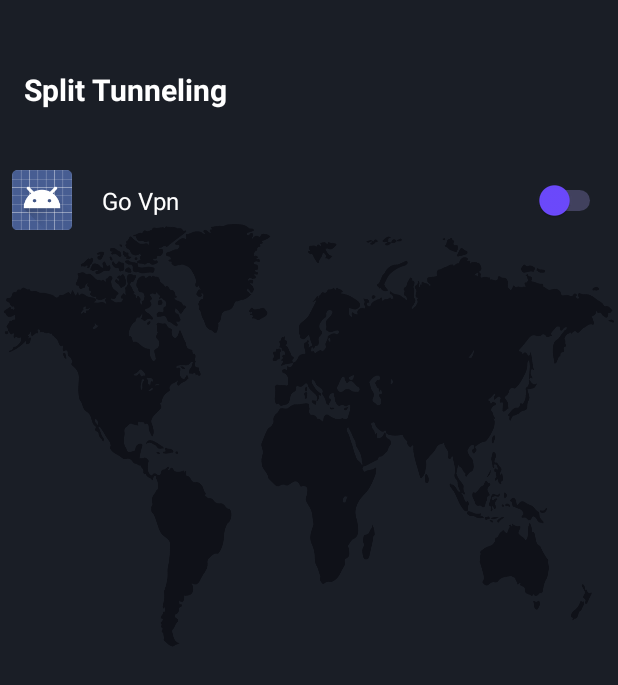
After one commit to CodeCraftersgcuf/GoVPN, an Android app: the SplitTunnelingActivity screen opened directly, with no data from a screen before it, on a phone screen of 412 x 824 dp. The commit adds this screen. Shown: the top 685 px of the screen. Run offline under Robolectric (Android 15) with nearby library versions, the phone set to English and light mode, and no system bars; our stand-ins replace CircleImageView; libraries missing offline, so code that uses them is left out: de.blinkt.openvpn.

Commit message:
Added the Split Tunneling Screen.

```diff
--- a/app/src/main/AndroidManifest.xml
+++ b/app/src/main/AndroidManifest.xml
@@ -4,14 +4,14 @@
 
     <uses-permission android:name="android.permission.ACCESS_FINE_LOCATION" />
     <uses-permission android:name="android.permission.ACCESS_COARSE_LOCATION" />
-    <uses-permission android:name="android.permission.INTERNET"/>
-    <uses-permission android:name="android.permission.ACCESS_NETWORK_STATE"/>
-    <uses-permission android:name="android.permission.BIND_VPN_SERVICE"
+    <uses-permission android:name="android.permission.INTERNET" />
+    <uses-permission android:name="android.permission.ACCESS_NETWORK_STATE" />
+    <uses-permission
+        android:name="android.permission.BIND_VPN_SERVICE"
         tools:ignore="ProtectedPermissions" />
-    <uses-permission android:name="android.permission.FOREGROUND_SERVICE"/>
+    <uses-permission android:name="android.permission.FOREGROUND_SERVICE" />
     <uses-permission android:name="android.permission.WRITE_EXTERNAL_STORAGE" />
     <uses-permission android:name="android.permission.READ_EXTERNAL_STORAGE" />
-
     <uses-permission android:name="android.permission.READ_MEDIA_IMAGES" />
     <uses-permission android:name="android.permission.READ_MEDIA_VIDEO" />
     <uses-permission android:name="android.permission.READ_MEDIA_AUDIO" />
@@ -26,22 +26,22 @@
         android:supportsRtl="true"
         android:theme="@style/Theme.PrivateVpn"
         tools:targetApi="31">
+        <activity
+            android:name=".SplitTunnelingActivity"
+            android:exported="false" />
         <!-- Google Maps API key -->
         <meta-data
             android:name="com.google.android.geo.API_KEY"
-            android:value="AIzaSyA52Bt_VkZ83JfA_lrrxZNDOTFBV2Go5IE"
-            />
+            android:value="AIzaSyA52Bt_VkZ83JfA_lrrxZNDOTFBV2Go5IE" />
         <meta-data
             android:name="com.google.android.gms.ads.APPLICATION_ID"
-            android:value="ca-app-pub-1156738411664537~2249963319"/>
-
-        <!-- Explicit declaration of the VPN service used by OpenVPN -->
-        <service android:name="de.blinkt.openvpn.core.OpenVPNService"
+            android:value="ca-app-pub-1156738411664537~2249963319" /> <!-- Explicit declaration of the VPN service used by OpenVPN -->
+        <service
+            android:name="de.blinkt.openvpn.core.OpenVPNService"
             android:exported="true"
             android:permission="android.permission.BIND_VPN_SERVICE">
             <intent-filter>
-                <action android:name="android.net.VpnService"/>
-
+                <action android:name="android.net.VpnService" />
             </intent-filter>
         </service>
 
@@ -68,6 +68,7 @@
             android:exported="true">
             <intent-filter>
                 <action android:name="android.intent.action.MAIN" />
+
                 <category android:name="android.intent.category.LAUNCHER" />
             </intent-filter>
         </activity>
@@ -84,4 +85,5 @@
             android:name=".MainActivity"
             android:exported="true" />
     </application>
+
 </manifest>
--- a/app/src/main/java/com/example/privatevpn/ConnectActivity.kt
+++ b/app/src/main/java/com/example/privatevpn/ConnectActivity.kt
@@ -265,10 +265,12 @@
         override fun run() {
             fetchAndCheckIpAddress()
             if (!isVpnDisconnected) {
-                handler.postDelayed(this, ipCheckInterval)
+                // Adding a 2-second delay
+                handler.postDelayed(this, ipCheckInterval + 5000)  // Delay of 2 seconds added
             }
         }
     }
+
 
     private fun fetchAndCheckIpAddress() {
         val client = OkHttpClient.Builder()
--- /dev/null
+++ b/app/src/main/java/com/example/privatevpn/SplitTunnelingActivity.kt
@@ -0,0 +1,91 @@
+package com.example.privatevpn
+
+import android.content.pm.ApplicationInfo
+import android.content.pm.PackageManager
+import android.graphics.drawable.Drawable
+import android.os.Bundle
+import android.widget.ImageView
+import android.widget.Switch
+import android.widget.TextView
+import androidx.activity.enableEdgeToEdge
+import androidx.appcompat.app.AppCompatActivity
+import androidx.core.view.ViewCompat
+import androidx.core.view.WindowInsetsCompat
+import androidx.recyclerview.widget.LinearLayoutManager
+import androidx.recyclerview.widget.RecyclerView
+import android.view.LayoutInflater
+import android.view.View
+import android.view.ViewGroup
+import androidx.recyclerview.widget.RecyclerView.Adapter
+
+class SplitTunnelingActivity : AppCompatActivity() {
+
+    private lateinit var recyclerView: RecyclerView
+
+    override fun onCreate(savedInstanceState: Bundle?) {
+        super.onCreate(savedInstanceState)
+        enableEdgeToEdge()
+        setContentView(R.layout.activity_split_tunneling)
+
+        // Enable edge-to-edge display
+        ViewCompat.setOnApplyWindowInsetsListener(findViewById(R.id.recyclerView_apps)) { v, insets ->
+            val systemBars = insets.getInsets(WindowInsetsCompat.Type.systemBars())
+            v.setPadding(systemBars.left, systemBars.top, systemBars.right, systemBars.bottom)
+            insets
+        }
+
+        // Initialize RecyclerView
+        recyclerView = findViewById(R.id.recyclerView_apps)
+        recyclerView.layoutManager = LinearLayoutManager(this)
+
+        // Fetch the installed apps and bind to RecyclerView
+        val installedApps = getInstalledApps()
+        recyclerView.adapter = AppAdapter(installedApps)
+    }
+
+    // Function to get the installed apps
+    private fun getInstalledApps(): List<AppModel> {
+        val pm: PackageManager = packageManager
+        val apps = mutableListOf<AppModel>()
+
+        val installedPackages = pm.getInstalledApplications(PackageManager.GET_META_DATA)
+        for (app in installedPackages) {
+            if (pm.getLaunchIntentForPackage(app.packageName) != null) { // Only display launchable apps
+                val appName = app.loadLabel(pm).toString()
+                val appIcon = app.loadIcon(pm)
+                apps.add(AppModel(appName, appIcon))
+            }
+        }
+        return apps
+    }
+}
+
+// Model class for each app
+data class AppModel(val name: String, val icon: Drawable)
+
+// Adapter for the RecyclerView
+class AppAdapter(private val apps: List<AppModel>) : RecyclerView.Adapter<AppAdapter.AppViewHolder>() {
+
+    // ViewHolder for each app item
+    class AppViewHolder(itemView: View) : RecyclerView.ViewHolder(itemView) {
+        val appIcon: ImageView = itemView.findViewById(R.id.app_icon)
+        val appName: TextView = itemView.findViewById(R.id.app_name)
+        val appSwitch: Switch = itemView.findViewById(R.id.app_switch)
+    }
+
+    override fun onCreateViewHolder(parent: ViewGroup, viewType: Int): AppViewHolder {
+        val view = LayoutInflater.from(parent.context).inflate(R.layout.item_app, parent, false)
+        return AppViewHolder(view)
+    }
+
+    override fun onBindViewHolder(holder: AppViewHolder, position: Int) {
+        val app = apps[position]
+        holder.appIcon.setImageDrawable(app.icon)
+        holder.appName.text = app.name
+        holder.appSwitch.isChecked = false // You can manage switch states as needed
+    }
+
+    override fun getItemCount(): Int {
+        return apps.size
+    }
+}
--- a/app/src/main/java/com/example/privatevpn/sidenavigationActivity.kt
+++ b/app/src/main/java/com/example/privatevpn/sidenavigationActivity.kt
@@ -14,6 +14,7 @@
 lateinit var linearLayout2: LinearLayout
 lateinit var feedback: LinearLayout
 lateinit var buttomSheets: LinearLayout
+lateinit var split_tunneling: LinearLayout
 
 class sidenavigationActivity : AppCompatActivity() {
     override fun onCreate(savedInstanceState: Bundle?) {
@@ -27,6 +28,7 @@
         feedback = findViewById(R.id.feedbacks)
         speedtext = findViewById(R.id.speedtext)
         buttomSheets = findViewById(R.id.buttomSheets)
+        split_tunneling = findViewById(R.id.split_tunneling)
 
         // BottomSheetFragment setup
         val bottomsheetFragment = BottomsheetFragment()
@@ -61,6 +63,13 @@
             val intent = Intent(this, checkLocationActivity::class.java)
             startActivity(intent)
         }
+        split_tunneling.setOnClickListener {
+            // Create an intent to navigate to the SplitTunnelingActivity
+            val intent = Intent(this, SplitTunnelingActivity::class.java)
+            // Start the activity
+            startActivity(intent)
+        }
+
 
         // Subscription activity
         linearLayout2.setOnClickListener {
--- a/app/src/main/res/layout/activity_sidenavigation.xml
+++ b/app/src/main/res/layout/activity_sidenavigation.xml
@@ -306,6 +306,7 @@
         </LinearLayout>
 
         <LinearLayout
+            android:id="@+id/split_tunneling"
             android:layout_width="match_parent"
             android:layout_height="match_parent"
             android:layout_marginTop="10dp"
--- /dev/null
+++ b/app/src/main/res/layout/activity_split_tunneling.xml
@@ -0,0 +1,46 @@
+<androidx.constraintlayout.widget.ConstraintLayout
+    xmlns:android="http://schemas.android.com/apk/res/android"
+    xmlns:tools="http://schemas.android.com/tools"
+    xmlns:app="http://schemas.android.com/apk/res-auto"
+    android:layout_width="match_parent"
+    android:layout_height="match_parent"
+    android:background="@drawable/bg"
+    tools:context=".SplitTunnelingActivity">
+
+<LinearLayout
+android:id="@+id/tv_title"
+android:layout_width="match_parent"
+android:layout_height="wrap_content"
+android:orientation="vertical"
+android:layout_marginTop="30dp"
+app:layout_constraintTop_toTopOf="parent"
+app:layout_constraintStart_toStartOf="parent"
+app:layout_constraintEnd_toEndOf="parent">
+
+<TextView
+    android:layout_width="wrap_content"
+    android:layout_height="wrap_content"
+    android:layout_margin="16dp"
+    android:layout_marginStart="16dp"
+    android:layout_marginTop="16dp"
+    android:layout_marginBottom="8dp"
+    android:text="Split Tunneling"
+    android:textColor="@android:color/white"
+    android:textSize="20sp"
+    android:textStyle="bold" />
+</LinearLayout>
+
+<androidx.recyclerview.widget.RecyclerView
+android:id="@+id/recyclerView_apps"
+android:layout_width="0dp"
+android:layout_height="0dp"
+android:layout_marginTop="16dp"
+android:layout_marginBottom="16dp"
+android:scrollbars="vertical"
+app:layout_constraintBottom_toBottomOf="parent"
+app:layout_constraintEnd_toEndOf="parent"
+app:layout_constraintStart_toStartOf="parent"
+app:layout_constraintTop_toBottomOf="@id/tv_title"
+app:layout_constraintVertical_bias="1.0" />
+
+    </androidx.constraintlayout.widget.ConstraintLayout>
--- /dev/null
+++ b/app/src/main/res/layout/item_app.xml
@@ -0,0 +1,41 @@
+<androidx.constraintlayout.widget.ConstraintLayout xmlns:android="http://schemas.android.com/apk/res/android"
+    android:layout_width="match_parent"
+    android:layout_height="wrap_content"
+    xmlns:app="http://schemas.android.com/apk/res-auto"
+    android:padding="8dp">
+
+    <!-- App Icon -->
+    <ImageView
+        android:id="@+id/app_icon"
+        android:layout_width="40dp"
+        android:layout_height="40dp"
+        android:layout_marginEnd="8dp"
+        app:layout_constraintStart_toStartOf="parent"
+        app:layout_constraintTop_toTopOf="parent"
+        app:layout_constraintBottom_toBottomOf="parent" />
+
+    <!-- App Name -->
+    <TextView
+        android:id="@+id/app_name"
+        android:layout_width="0dp"
+        android:layout_height="wrap_content"
+        android:textSize="16sp"
+        android:textColor="@android:color/white"
+        android:layout_marginEnd="8dp"
+        android:layout_marginStart="20dp"
+        app:layout_constraintStart_toEndOf="@id/app_icon"
+        app:layout_constraintTop_toTopOf="parent"
+        app:layout_constraintBottom_toBottomOf="parent"
+        app:layout_constraintEnd_toStartOf="@id/app_switch" />
+
+    <Switch
+        android:id="@+id/app_switch"
+        android:layout_width="wrap_content"
+        android:layout_height="wrap_content"
+        android:thumbTint="#6D4AFF"
+    android:trackTint="#B3A7FF"
+    app:layout_constraintEnd_toEndOf="parent"
+    app:layout_constraintTop_toTopOf="parent"
+    app:layout_constraintBottom_toBottomOf="parent" />
+
+</androidx.constraintlayout.widget.ConstraintLayout>
```
